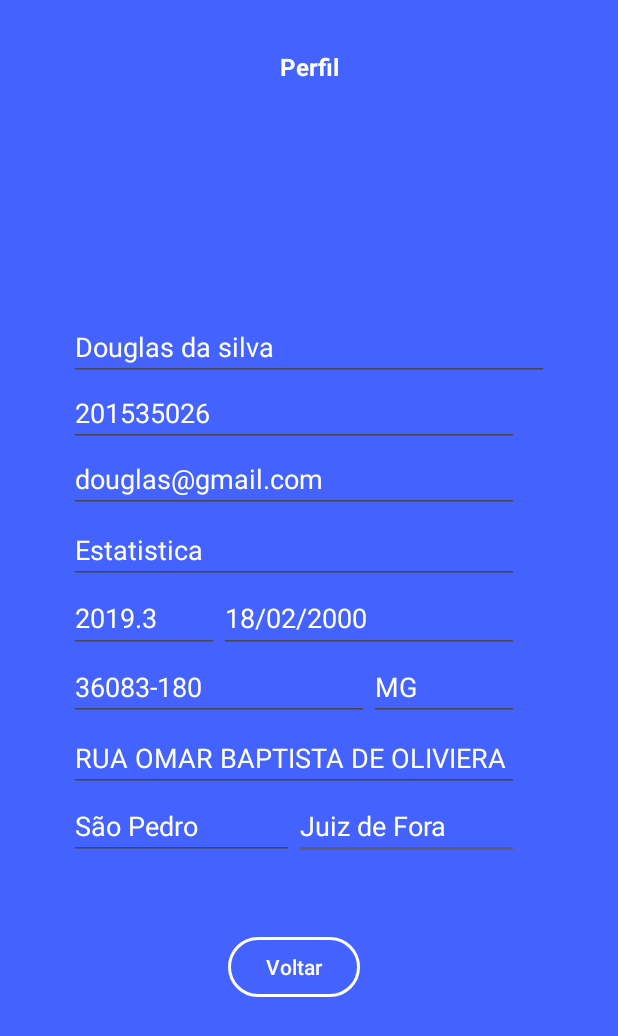
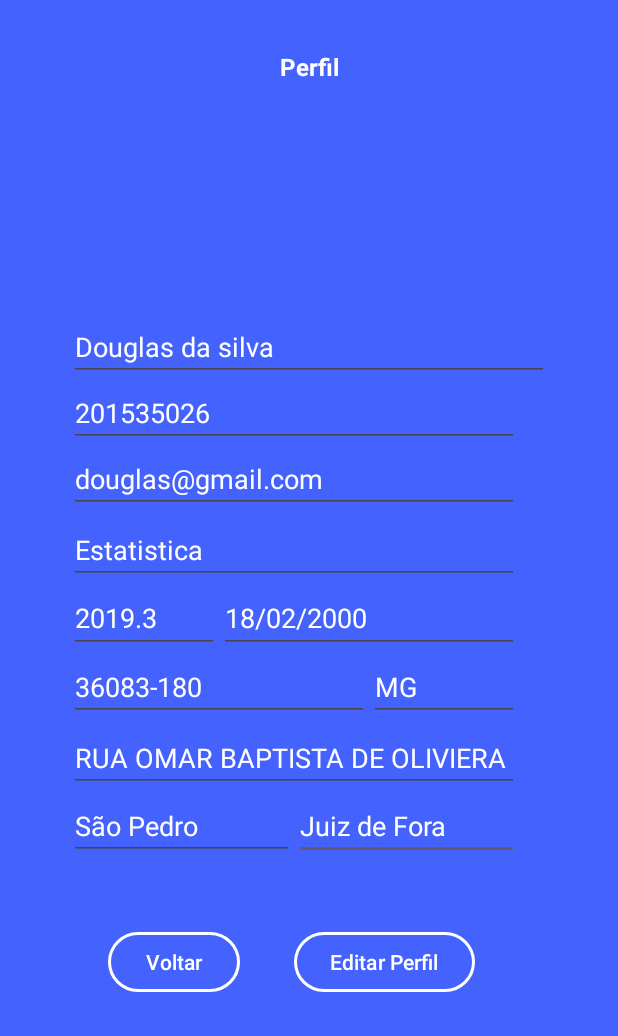
Before and after one commit to felipejf95/SGA-Trabalho, an Android app built with Jetpack Compose: the TelaPerfilVisualizacaoActivity screen opened directly, with no data from a screen before it, on a phone screen of 412 x 824 dp. Shown: the top 1036 px of the screen. Run offline under Robolectric (Android 15) with nearby library versions, the phone set to English and light mode, and no system bars.

Commit message:
Navegação perfil.

```diff
--- a/app/src/main/java/com/example/trabalho/TelaPerfilVisualizacaoActivity.java
+++ b/app/src/main/java/com/example/trabalho/TelaPerfilVisualizacaoActivity.java
@@ -2,6 +2,7 @@ package com.example.trabalho;
 
 import androidx.appcompat.app.AppCompatActivity;
 
+import android.content.Intent;
 import android.os.Bundle;
 import android.widget.Button;
 
@@ -19,6 +20,14 @@ public class TelaPerfilVisualizacaoActivity extends AppCompatActivity {
         });
 
 
+        Button btnEditarPerfil = findViewById(R.id.btnEditarPerfil);
+        btnEditarPerfil.setOnClickListener(v -> {
+            // Lógica para abrir a Activity desejada
+            Intent intent = new Intent(TelaPerfilVisualizacaoActivity.this, TelaPerfilEdicaoActivity.class);
+            startActivity(intent);
+        });
+
+
     }
 
 
--- a/app/src/main/res/layout/activity_tela_perfil_visualizacao.xml
+++ b/app/src/main/res/layout/activity_tela_perfil_visualizacao.xml
@@ -244,8 +244,8 @@
         android:id="@+id/btnVoltar"
         android:layout_width="wrap_content"
         android:layout_height="wrap_content"
-        android:layout_marginStart="152dp"
-        android:layout_marginTop="47dp"
+        android:layout_marginStart="72dp"
+        android:layout_marginTop="44dp"
         android:backgroundTint="?android:attr/windowSplashScreenBackground"
         android:text="Voltar"
         app:layout_constraintStart_toStartOf="parent"
@@ -254,4 +254,18 @@
         app:strokeWidth="2dp"
         tools:ignore="MissingConstraints" />
 
+    <Button
+        android:id="@+id/btnEditarPerfil"
+        android:layout_width="wrap_content"
+        android:layout_height="wrap_content"
+        android:layout_marginStart="196dp"
+        android:layout_marginTop="44dp"
+        android:backgroundTint="?android:attr/windowSplashScreenBackground"
+        android:text="Editar Perfil"
+        app:layout_constraintStart_toStartOf="parent"
+        app:layout_constraintTop_toBottomOf="@+id/edtBairro"
+        app:strokeColor="@color/white"
+        app:strokeWidth="2dp"
+        tools:ignore="MissingConstraints" />
+
 </androidx.constraintlayout.widget.ConstraintLayout>
--- a/app/src/main/res/layout/activity_tela_principal_aluno.xml
+++ b/app/src/main/res/layout/activity_tela_principal_aluno.xml
@@ -100,9 +100,12 @@
         android:layout_width="wrap_content"
         android:layout_height="wrap_content"
         android:layout_marginTop="57dp"
+        android:backgroundTint="?android:attr/windowSplashScreenBackground"
         android:text="Perfil"
         app:layout_constraintEnd_toEndOf="parent"
         app:layout_constraintStart_toStartOf="parent"
-        app:layout_constraintTop_toBottomOf="@+id/btnAtividades2" />
+        app:layout_constraintTop_toBottomOf="@+id/btnAtividades2"
+        app:strokeColor="@color/white"
+        app:strokeWidth="2dp" />
 
 </androidx.constraintlayout.widget.ConstraintLayout>
```
Also changed, not shown: app/src/main/java/com/example/trabalho/TelaPerfilEdicaoActivity.java (+13 -0 lines).
